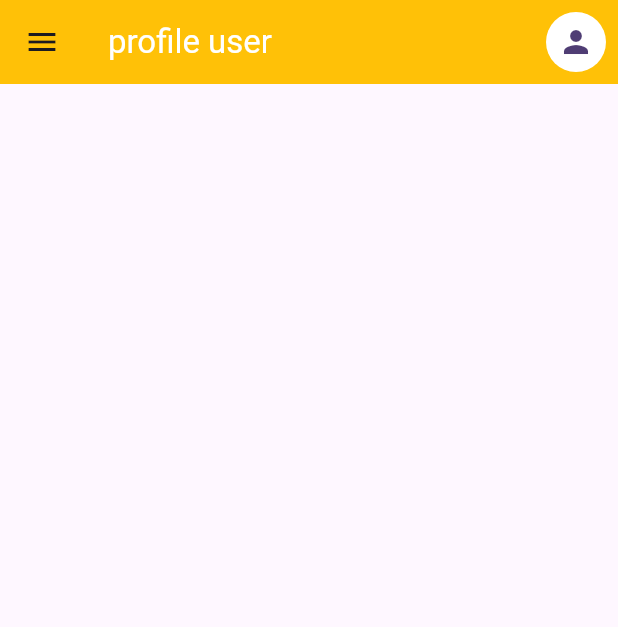
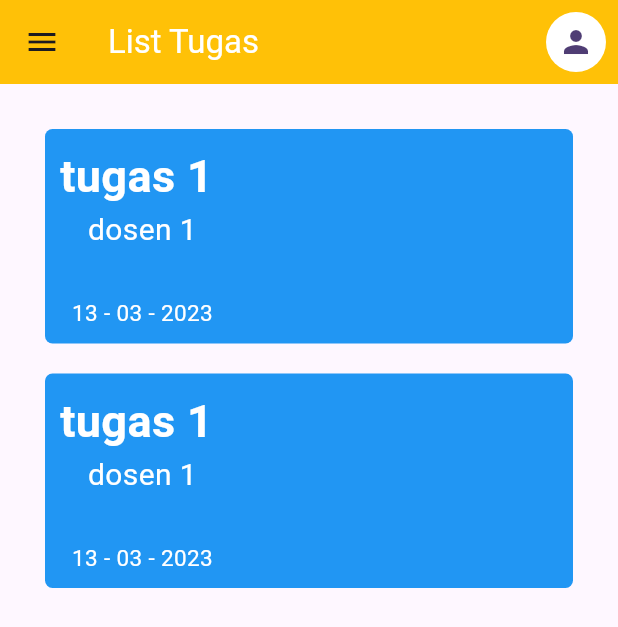
Before and after one commit to ilhmstxr/flutter--classroom, a Flutter app: the Dashboard screen opened directly, on a phone screen of 412 x 824 dp. Shown: the top 627 px of the screen. Run offline on Flutter 3.47's test engine with Material 2 defaults, Android fonts, the phone set to English and light mode, and no system bars; our stand-ins replace cloud_firestore, firebase_auth, firebase_core, get; missing offline and left inert: dart:ffi; accounts and stored records are empty.

Commit message:
list tugas, masih hardcode

```diff
--- a/lib/dashboard.dart
+++ b/lib/dashboard.dart
@@ -1,5 +1,6 @@
 import 'package:flutter/material.dart';
 import 'package:flutter_ilham_todolist/controller/firebase_connection.dart';
+import 'package:flutter_ilham_todolist/kelas.dart';
 import 'package:flutter_ilham_todolist/login.dart';
 import 'package:flutter_ilham_todolist/profile_screen.dart';
 import 'package:get/get.dart';
@@ -19,7 +20,7 @@ class DashboardState extends State<Dashboard> {
     return Scaffold(
       appBar: AppBar(
         title: Text(
-          "profile user",
+          "List Tugas",
           style: TextStyle(color: Colors.white),
         ),
         actions: [
@@ -51,12 +52,14 @@ class DashboardState extends State<Dashboard> {
             ListTile(
               leading: Icon(Icons.home),
               title: Text("home"),
-              onTap: () {},
             ),
             ListTile(
-              leading: Icon(Icons.person),
-              title: Text("Profile"),
-              onTap: () {},
+              leading: Icon(Icons.class_),
+              title: Text("kelas"),
+              onTap: () {
+                Get.to(() => KelasScreen());
+              },
+              // selected: widget.currentPage == "Dashboard",
             ),
             ListTile(
               leading: Icon(Icons.logout),
@@ -85,8 +88,112 @@ class DashboardState extends State<Dashboard> {
       ),
       body: Padding(
         padding: EdgeInsets.all(20),
-        child: Column(
-          children: [],
+        child: Builder(
+          builder: (context) {
+            double screenWidth = MediaQuery.of(context).size.width;
+            double boxWidth = screenWidth * 0.95;
+
+            return Column(
+              children: [
+                Padding(
+                  padding: EdgeInsets.all(10),
+                  child: InkWell(
+                    onTap: () {
+                      print("done");
+                    },
+                    child: Container(
+                      width: boxWidth,
+                      decoration: BoxDecoration(
+                        color: Colors.blue,
+                        borderRadius: BorderRadius.circular(5.0)
+                      ),
+                      child: Row(
+                        crossAxisAlignment: CrossAxisAlignment.start,
+                        children: [
+                          Container(
+                            padding: EdgeInsets.all(10),
+                            child: Column(
+                              children: [
+                                Text(
+                                  "tugas 1 ",
+                                  style: TextStyle(
+                                      color: Colors.white,
+                                      fontWeight: FontWeight.bold,
+                                      fontSize: 30),
+                                ),
+                                Text(
+                                  "dosen 1",
+                                  style: TextStyle(
+                                      color: Colors.white,
+                                      fontSize: 20),
+                                ),
+                                SizedBox(
+                                  height: 30,
+                                ),
+                                Text(
+                                  "13 - 03 - 2023",
+                                  style: TextStyle(
+                                      color: Colors.white, fontSize: 15),
+                                )
+                              ],
+                            ),
+                          )
+                        ],
+                      ),
+                    ),
+                  ),
+                ),
+                Padding(
+                  padding: EdgeInsets.all(10),
+                  child: InkWell(
+                    onTap: () {
+                      print("done");
+                    },
+                    child: Container(
+                      width: boxWidth,
+                      decoration: BoxDecoration(
+                        color: Colors.blue,
+                        borderRadius: BorderRadius.circular(5.0)
+                      ),
+                      child: Row(
+                        crossAxisAlignment: CrossAxisAlignment.start,
+                        children: [
+                          Container(
+                            padding: EdgeInsets.all(10),
+                            child: Column(
+                              children: [
+                                Text(
+                                  "tugas 1 ",
+                                  style: TextStyle(
+                                      color: Colors.white,
+                                      fontWeight: FontWeight.bold,
+                                      fontSize: 30),
+                                ),
+                                Text(
+                                  "dosen 1",
+                                  style: TextStyle(
+                                      color: Colors.white,
+                                      fontSize: 20),
+                                ),
+                                SizedBox(
+                                  height: 30,
+                                ),
+                                Text(
+                                  "13 - 03 - 2023",
+                                  style: TextStyle(
+                                      color: Colors.white, fontSize: 15),
+                                )
+                              ],
+                            ),
+                          )
+                        ],
+                      ),
+                    ),
+                  ),
+                )
+              ],
+            );
+          },
         ),
       ),
     );
--- /dev/null
+++ b/lib/kelas.dart
@@ -0,0 +1,10 @@
+import 'package:flutter/material.dart';
+
+class KelasScreen extends StatelessWidget {
+  const KelasScreen({super.key});
+
+  @override
+  Widget build(BuildContext context) {
+    return const Placeholder();
+  }
+}
```
